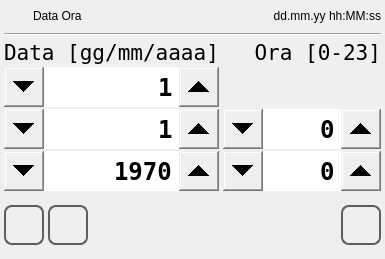
Before: the Qt Designer form qt_library/ATCMsystem/time_set.ui in MECTsrl/mect_plugins, drawn with Qt 5.
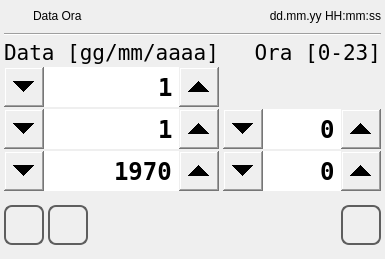
After: the same form once the commit is applied. Icons and pictures are not drawn.

```diff
--- a/qt_library/ATCMsystem/time_set.ui
+++ b/qt_library/ATCMsystem/time_set.ui
@@ -134,7 +134,7 @@
         <enum>Qt::NoFocus</enum>
        </property>
        <property name="text">
-        <string>dd.mm.yy hh:MM:ss</string>
+        <string>dd.mm.yy HH:mm:ss</string>
        </property>
        <property name="alignment">
         <set>Qt::AlignRight|Qt::AlignTrailing|Qt::AlignVCenter</set>
```
